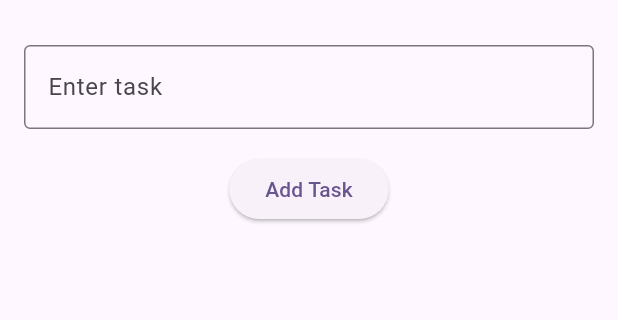
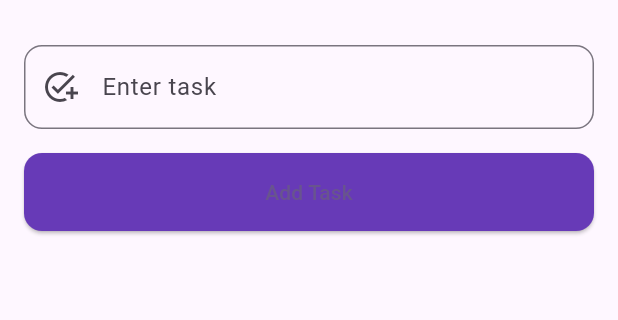
Before and after one commit to Amayuru1999/MetaRune-Flutter-Assignment, a Flutter app: the screen it shows after launch, on a phone screen of 412 x 824 dp, the part 63-383 px from its top. Run offline on Flutter 3.47's test engine with Material 3 defaults, Android fonts, the phone set to English and light mode, and no system bars; our stand-ins replace shared_preferences.

Commit message:
chore: Update text theme and button styles in main.dart

```diff
--- a/todo_flutter/lib/main.dart
+++ b/todo_flutter/lib/main.dart
@@ -15,6 +15,10 @@ class MyApp extends StatelessWidget {
       theme: ThemeData(
         colorScheme: ColorScheme.fromSeed(seedColor: Colors.deepPurple),
         useMaterial3: true,
+        textTheme: TextTheme(
+          headline5: TextStyle(color: Colors.deepPurple.shade700),
+          subtitle1: TextStyle(color: Colors.deepPurple.shade600),
+        ),
       ),
       home: const TodoListScreen(),
     );
@@ -77,18 +81,22 @@ class _TodoListScreenState extends State<TodoListScreen> {
       appBar: AppBar(
         title: const Text('To-Do List'),
       ),
-      body: Column(
+      body: Padding(
+        padding: const EdgeInsets.all(16.0),
+        child: Column(
+          crossAxisAlignment: CrossAxisAlignment.stretch,
           children: [
-          Padding(
-            padding: const EdgeInsets.all(16.0),
-            child: TextField(
+            TextField(
               controller: _taskController,
-              decoration: const InputDecoration(
+              decoration: InputDecoration(
                 labelText: 'Enter task',
-                border: OutlineInputBorder(),
+                border: OutlineInputBorder(
+                  borderRadius: BorderRadius.circular(12.0),
+                ),
+                prefixIcon: const Icon(Icons.add_task),
               ),
             ),
-          ),
+            const SizedBox(height: 16.0),
             ElevatedButton(
               onPressed: () {
                 final task = _taskController.text;
@@ -97,32 +105,50 @@ class _TodoListScreenState extends State<TodoListScreen> {
                   _taskController.clear();
                 }
               },
+              style: ElevatedButton.styleFrom(
+                backgroundColor: Colors.deepPurple, // Background color
+                shape: RoundedRectangleBorder(
+                  borderRadius: BorderRadius.circular(12.0),
+                ),
+                padding: const EdgeInsets.symmetric(vertical: 16.0),
+              ),
               child: const Text('Add Task'),
             ),
+            const SizedBox(height: 16.0),
             Expanded(
               child: ListView.builder(
                 itemCount: _tasks.length,
                 itemBuilder: (context, index) {
-                return ListTile(
-                  title: Text(_tasks[index]),
+                  return Card(
+                    elevation: 4.0,
+                    margin: const EdgeInsets.symmetric(vertical: 8.0),
+                    child: ListTile(
+                      contentPadding: const EdgeInsets.all(16.0),
+                      title: Text(
+                        _tasks[index],
+                        style: Theme.of(context).textTheme.subtitle1,
+                      ),
                       trailing: IconButton(
-                    icon: const Icon(Icons.delete),
+                        icon: const Icon(Icons.delete, color: Colors.red),
                         onPressed: () => _deleteTask(index),
                       ),
                       onTap: () async {
                         final newTask = await showDialog<String>(
                           context: context,
-                      builder: (context) => EditTaskDialog(task: _tasks[index]),
+                          builder: (context) =>
+                              EditTaskDialog(task: _tasks[index]),
                         );
                         if (newTask != null && newTask.isNotEmpty) {
                           _editTask(index, newTask);
                         }
                       },
+                    ),
                   );
                 },
               ),
             ),
           ],
+        ),
       ),
     );
   }
@@ -154,6 +180,7 @@ class _EditTaskDialogState extends State<EditTaskDialog> {
         controller: _editController,
         decoration: const InputDecoration(
           labelText: 'Task',
+          border: OutlineInputBorder(),
         ),
       ),
       actions: [
```
Lines whose indentation alone changed are shown as unchanged.
